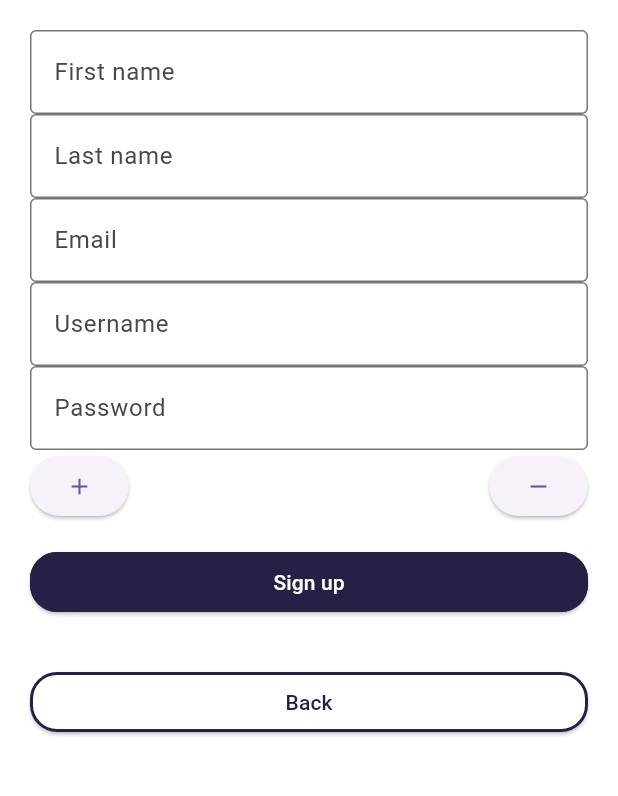
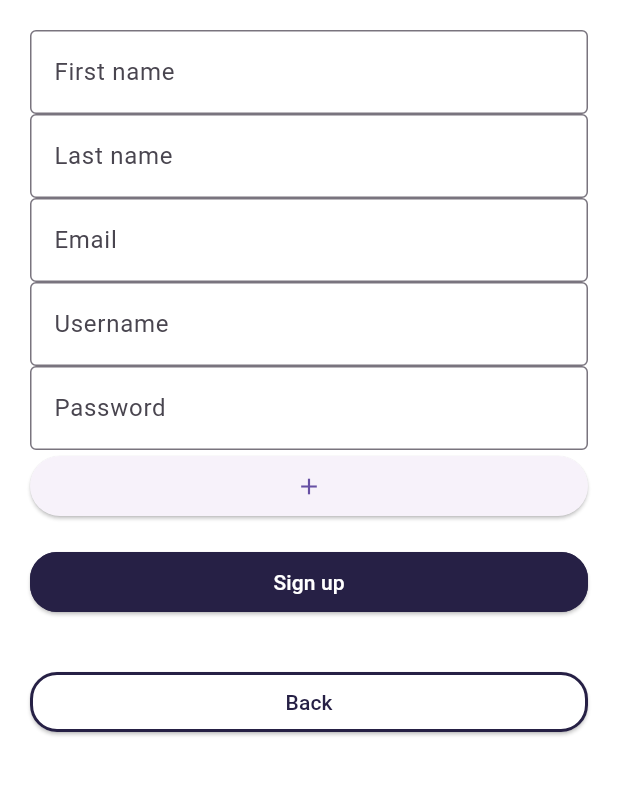
Before and after one commit to ICS-CMSC-23/donation-drive-app, a Flutter app: the SignUpPage screen opened by its route, after a tap on the "remove" icon, on a phone screen of 412 x 824 dp, the part 84-880 px from its top. Run offline on Flutter 3.47's test engine with Material 3 defaults, Android fonts, the phone set to English and light mode, and no system bars; our stand-ins replace email_validator.

Commit message:
feat: Added remove address

```diff
--- a/lib/screens/sign_up_page.dart
+++ b/lib/screens/sign_up_page.dart
@@ -164,16 +164,23 @@ class _SignUpPageState extends State<SignUpPage> {
                   username,
                   password,
                   for (var i = 0; i < addressesController.length; i++)
-                    TextFormField(
+                    Row(children: [
+                      Expanded(
+                          child: TextFormField(
                         controller: addressesController[i],
                         decoration: InputDecoration(
                           labelText: 'Address ${i + 1}',
                           border: const OutlineInputBorder(),
                         ),
-                    ),
-                  Row(
-                      mainAxisAlignment: MainAxisAlignment.spaceBetween,
-                      children: [
+                      )),
+                      IconButton(
+                          icon: const Icon(Icons.remove),
+                          onPressed: () {
+                            setState(() {
+                              addressesController.removeAt(i);
+                            });
+                          })
+                    ]),
                   ElevatedButton(
                     onPressed: () {
                       setState(() {
@@ -182,15 +189,6 @@ class _SignUpPageState extends State<SignUpPage> {
                     },
                     child: const Icon(Icons.add),
                   ),
-                        ElevatedButton(
-                          onPressed: () {
-                            setState(() {
-                              addressesController.removeLast();
-                            });
-                          },
-                          child: const Icon(Icons.remove),
-                        )
-                      ]),
                   signUpButton,
                   backButton
                 ],
@@ -404,15 +402,13 @@ class _OrganizationSignUpPageState extends State<OrganizationSignUpPage> {
                           border: const OutlineInputBorder(),
                         ),
                       )),
-                      Expanded(
-                          child: ElevatedButton(
-                            style:
+                      IconButton(
+                          icon: const Icon(Icons.remove),
                           onPressed: () {
                             setState(() {
                               addressesController.removeAt(i);
                             });
-                              },
-                              child: const Icon(Icons.remove)))
+                          })
                     ]),
                   ElevatedButton(
                     onPressed: () {
@@ -420,7 +416,7 @@ class _OrganizationSignUpPageState extends State<OrganizationSignUpPage> {
                         addressesController.add(TextEditingController());
                       });
                     },
-                    child: const Icon(Icons.add),
+                    child: const Text("Add address"),
                   ),
                   orgName,
                   orgProof,
```
Lines whose indentation alone changed are shown as unchanged.
